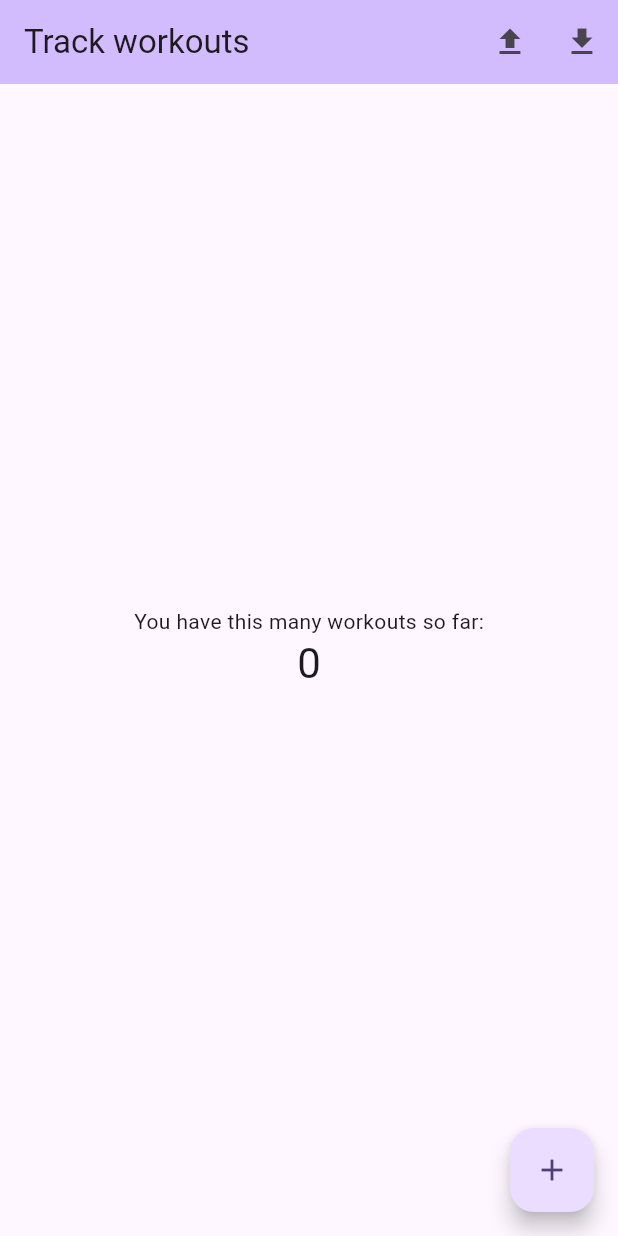
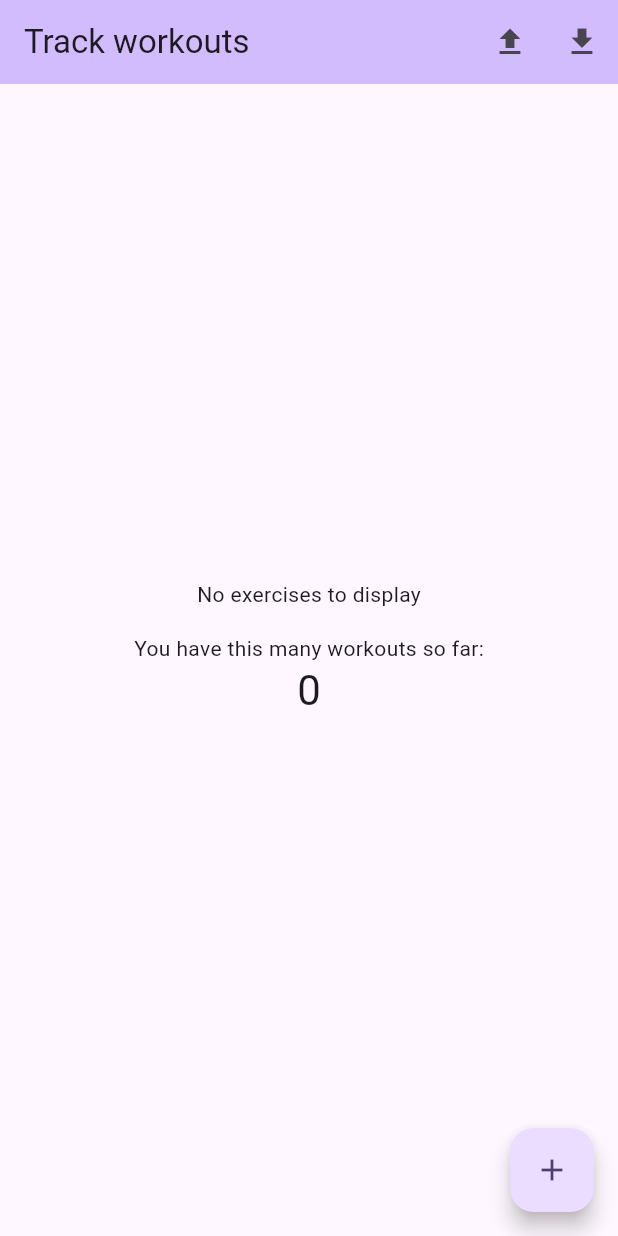
Before and after one commit to ofesseler/fitti, a Flutter app: the screen it shows after launch, on a phone screen of 412 x 824 dp. Run offline on Flutter 3.47's test engine with Material 3 defaults, Android fonts, the phone set to English and light mode, and no system bars; our stand-ins replace file_picker; missing offline and left inert: dart:html.

Commit message:
feat: add donut chart to main screen to visualize exercise category distribution by WorkoutCategory

```diff
--- a/lib/main.dart
+++ b/lib/main.dart
@@ -7,6 +7,7 @@ import 'package:fitti/domain/workout.dart';
 import 'package:fitti/domain/workout_list_model.dart';
 import 'package:path_provider/path_provider.dart';
 import 'package:file_picker/file_picker.dart';
+import 'package:fitti/widgets/category_donut_chart.dart';
 // Import dart:io File only on non-web
 // ignore: uri_does_not_exist
 import 'dart:io' show File;
@@ -130,6 +131,9 @@ class Fitti extends StatelessWidget {
             builder: (context, model, child) => Column(
               mainAxisAlignment: MainAxisAlignment.center,
               children: <Widget>[
+                // Donut chart for exercise category distribution (all exercises)
+                CategoryDonutChart(workouts: model.workouts),
+                const SizedBox(height: 16),
                 const Text(
                   'You have this many workouts so far:',
                 ),
--- /dev/null
+++ b/lib/widgets/category_donut_chart.dart
@@ -0,0 +1,97 @@
+import 'package:flutter/material.dart';
+import 'package:fitti/domain/workout.dart';
+
+class CategoryDonutChart extends StatelessWidget {
+  final List<Workout> workouts;
+  const CategoryDonutChart({super.key, required this.workouts});
+
+  @override
+  Widget build(BuildContext context) {
+    // Count exercises per category
+    final Map<WorkoutCategory, int> categoryCounts = {};
+    for (var category in WorkoutCategory.values) {
+      categoryCounts[category] = 0;
+    }
+    for (var workout in workouts) {
+      for (var exercise in workout.exercises) {
+        categoryCounts[exercise.category] = (categoryCounts[exercise.category] ?? 0) + 1;
+      }
+    }
+    final total = categoryCounts.values.fold(0, (a, b) => a + b);
+    if (total == 0) {
+      return const Center(child: Text('No exercises to display'));
+    }
+    // Define a color for each category
+    final Map<WorkoutCategory, Color> categoryColors = {
+      WorkoutCategory.Abs: Colors.orange,
+      WorkoutCategory.Back: Colors.blue,
+      WorkoutCategory.Biceps: Colors.green,
+      WorkoutCategory.Cardio: Colors.pink,
+      WorkoutCategory.Chest: Colors.red,
+      WorkoutCategory.Legs: Colors.purple,
+      WorkoutCategory.Shoulders: Colors.teal,
+      WorkoutCategory.Triceps: Colors.brown,
+    };
+    // Prepare data for the chart
+    final List<_DonutSection> sections = [];
+    categoryCounts.forEach((cat, count) {
+      if (count > 0) {
+        sections.add(_DonutSection(
+          category: cat,
+          count: count,
+          color: categoryColors[cat]!,
+        ));
+      }
+    });
+    return SizedBox(
+      height: 200,
+      width: 200,
+      child: CustomPaint(
+        painter: _DonutChartPainter(sections, total),
+        child: Center(
+          child: Text('Exercises\nby Category', textAlign: TextAlign.center, style: Theme.of(context).textTheme.bodyMedium),
+        ),
+      ),
+    );
+  }
+}
+
+class _DonutSection {
+  final WorkoutCategory category;
+  final int count;
+  final Color color;
+  _DonutSection({required this.category, required this.count, required this.color});
+}
+
+class _DonutChartPainter extends CustomPainter {
+  final List<_DonutSection> sections;
+  final int total;
+  _DonutChartPainter(this.sections, this.total);
+
+  @override
+  void paint(Canvas canvas, Size size) {
+    final rect = Offset.zero & size;
+    final center = rect.center;
+    final radius = size.width / 2;
+    final thickness = radius * 0.4;
+    double startAngle = -3.14 / 2;
+    final paint = Paint()
+      ..style = PaintingStyle.stroke
+      ..strokeWidth = thickness;
+    for (final section in sections) {
+      final sweepAngle = (section.count / total) * 3.14 * 2;
+      paint.color = section.color;
+      canvas.drawArc(
+        Rect.fromCircle(center: center, radius: radius - thickness / 2),
+        startAngle,
+        sweepAngle,
+        false,
+        paint,
+      );
+      startAngle += sweepAngle;
+    }
+  }
+
+  @override
+  bool shouldRepaint(covariant CustomPainter oldDelegate) => true;
+}
```
